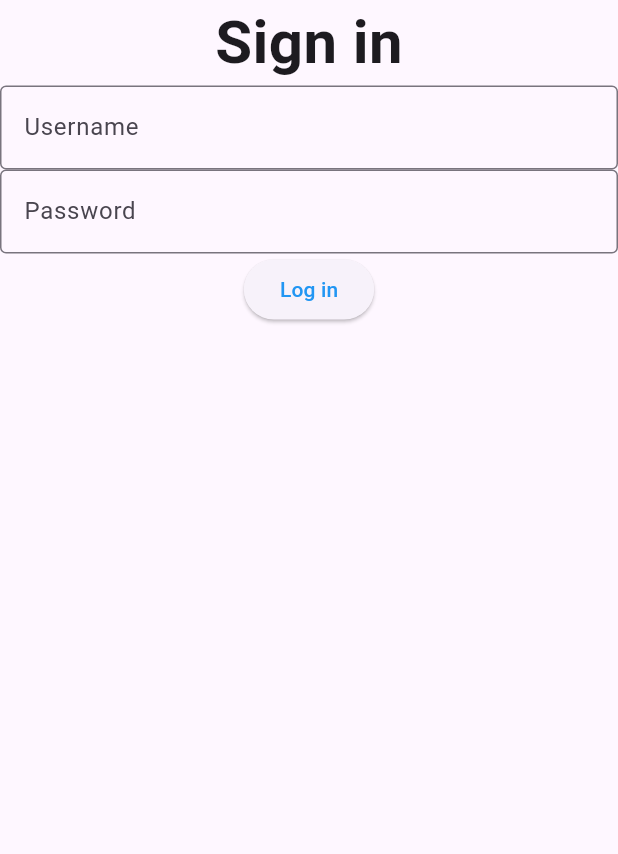
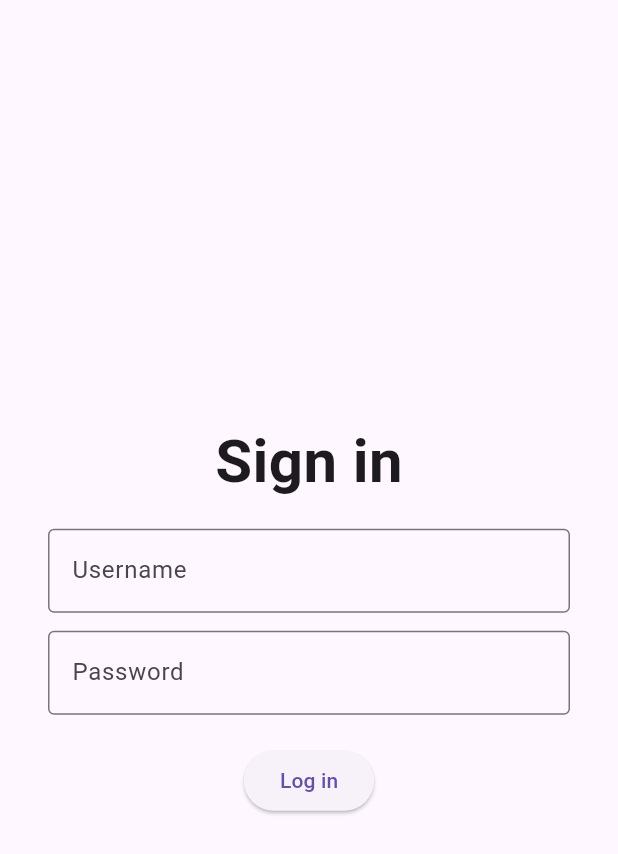
Before and after one commit to AlvinShaoPortfolio/Crivanta, a Flutter app: the screen it shows after launch, on a phone screen of 412 x 824 dp. Shown: the top 854 px of the screen. Run offline on Flutter 3.47's test engine with Material 3 defaults, Android fonts, the phone set to English and light mode, and no system bars; our stand-ins replace firebase_core; accounts and stored records are empty.

Commit message:
Seperated the screens into different files and fixes errors with firebase + made login slightly cleaner

```diff
--- /dev/null
+++ b/lib/LoginScreen.dart
@@ -0,0 +1,52 @@
+import 'package:flutter/material.dart';
+import 'profileCreation.dart';
+
+class LoginScreen extends StatelessWidget {
+  const LoginScreen({super.key});
+
+  @override
+  Widget build(BuildContext context) {
+    return Scaffold(
+      body: Center(
+        child: Column(
+          mainAxisAlignment: MainAxisAlignment.start,
+          crossAxisAlignment: CrossAxisAlignment.center,
+          mainAxisSize: MainAxisSize.min,
+          children: [
+            const Text('Sign in', style: TextStyle(fontSize: 40, fontWeight: FontWeight.bold)),
+            const SizedBox(height: 16),
+            const Padding(
+              padding: EdgeInsets.symmetric(horizontal: 32),
+              child: TextField(
+                decoration: InputDecoration(
+                  border: OutlineInputBorder(),
+                  hintText: 'Username',
+                ),
+              ),
+            ),
+            const SizedBox(height: 12),
+            const Padding(
+              padding: EdgeInsets.symmetric(horizontal: 32),
+              child: TextField(
+                decoration: InputDecoration(
+                  border: OutlineInputBorder(),
+                  hintText: 'Password',
+                ),
+              ),
+            ),
+            const SizedBox(height: 20),
+            ElevatedButton(
+              onPressed: () {
+                Navigator.push(
+                  context,
+                  MaterialPageRoute(builder: (context) => const ProfileCreationScreen()),
+                );
+              },
+              child: const Text('Log in'),
+            )
+          ],
+        ),
+      ),
+    );
+  }
+}
--- /dev/null
+++ b/lib/WelcomeScreen.dart
@@ -0,0 +1,48 @@
+import 'package:flutter/material.dart';
+import 'LoginScreen.dart';
+
+class WelcomeScreen extends StatefulWidget {
+  const WelcomeScreen({super.key});
+
+  @override
+  State<WelcomeScreen> createState() => _WelcomeScreenState();
+}
+
+class _WelcomeScreenState extends State<WelcomeScreen> {
+  bool showWelcome = true;
+
+  @override
+  void initState() {
+    super.initState();
+    Future.delayed(const Duration(seconds: 2), () {
+      setState(() {
+        showWelcome = false;
+      });
+    });
+    Future.delayed(const Duration(seconds: 4), () {
+      Navigator.pushReplacement(
+        context,
+        MaterialPageRoute(builder: (context) => const LoginScreen()),
+      );
+    });
+  }
+
+  @override
+  Widget build(BuildContext context) {
+    return Scaffold(
+      body: AnimatedOpacity(
+        opacity: showWelcome ? 1.0 : 0.0,
+        duration: const Duration(seconds: 2),
+        child: Center(
+          child: Column(
+            mainAxisAlignment: MainAxisAlignment.center,
+            children: const [
+              Text("Crivanta", style: TextStyle(fontSize: 80, fontWeight: FontWeight.bold)),
+              Text("Discover your dream self", style: TextStyle(fontSize: 30, fontWeight: FontWeight.bold)),
+            ],
+          ),
+        ),
+      ),
+    );
+  }
+}
--- a/lib/main.dart
+++ b/lib/main.dart
@@ -1,110 +1,18 @@
 import 'package:flutter/material.dart';
-import 'package:crivanta/profileCreation.dart';
-import 'package:firebase_core/firebase_core.dart';
-import 'firebase_options.dart';
+import 'WelcomeScreen.dart';
 
-
-void main() async {
-  WidgetsFlutterBinding.ensureInitialized();
-  await Firebase.initializeApp(
-    options: DefaultFirebaseOptions.currentPlatform,
-  );
+void main() {
   runApp(const MyApp());
 }
 
-
-class MyApp extends StatelessWidget{
+class MyApp extends StatelessWidget {
   const MyApp({super.key});
 
-
   @override
-  Widget build(BuildContext context){
+  Widget build(BuildContext context) {
     return const MaterialApp(
+      debugShowCheckedModeBanner: false,
       home: WelcomeScreen(),
     );
   }
 }
-
-
-class WelcomeScreen extends StatefulWidget {
-  const WelcomeScreen({super.key});
-
-
-  @override
-  State<WelcomeScreen> createState() => _WelcomeScreen();
-}
-
-
-class _WelcomeScreen extends State<WelcomeScreen>{
-  bool showWelcome = true;
-  bool showLogin = false;
-
-
-  @override
-  void initState() {
-    super.initState();
-    Future.delayed(const Duration(seconds: 2), () {
-      setState(() {
-        showWelcome = false;
-      });
-    });
-    Future.delayed(const Duration(seconds: 4), () {
-      setState(() {
-        showLogin = true;
-      });
-    });
-  }
-
-
-  @override
-  Widget build(BuildContext context) {
-    return Scaffold(
-        body: Stack(
-            children:[
-              AnimatedOpacity(
-                  opacity: showWelcome? 1.0 : 0.0,
-                  duration: const Duration(seconds: 2),
-                  child: Center(
-                      child: Column(
-                          mainAxisAlignment: MainAxisAlignment.center,
-                          crossAxisAlignment: CrossAxisAlignment.center,
-                          children: const[
-                            Text(("Crivanta"), style: TextStyle(fontSize: 80, fontWeight: FontWeight.bold),),
-                            Text(("Discover your dream self"), style: TextStyle(fontSize: 30, fontWeight: FontWeight.bold),)
-                          ]
-                      )
-                  )
-              ),
-              AnimatedOpacity(
-                  opacity: showLogin? 1.0 : 0,
-                  duration: const Duration(seconds: 1),
-                  child: Center(
-                      child: Column(
-                        mainAxisAlignment: MainAxisAlignment.start,
-                        crossAxisAlignment: CrossAxisAlignment.center,
-                        //implement login later
-                        children: [
-                          Text(('Sign in'), style: TextStyle(fontSize: 40, fontWeight: FontWeight.bold)),
-                          TextField(decoration: InputDecoration(border: OutlineInputBorder(), hintText: 'Username',),),
-                          TextField(decoration: InputDecoration(border: OutlineInputBorder(), hintText: 'Password',),),
-                          ElevatedButton(
-                            style: ElevatedButton.styleFrom(
-                              foregroundColor: Colors.blue,
-                            ),
-                            onPressed: () {
-                              Navigator.push(
-                                context,
-                                MaterialPageRoute(builder: (context) => const ProfileCreationScreen()),
-                              );
-                            },
-                            child: Text('Log in'),
-                          )
-                        ],
-                      )
-                  )
-              )
-            ]
-        )
-    );
-  }
-}
--- a/lib/profileCreation.dart
+++ b/lib/profileCreation.dart
@@ -45,7 +45,6 @@ class _CharacterContainer extends State<CharacterContainer>{
 
   @override
   Widget build(BuildContext context) {
-
     return Stack(
         children: [
           SkillsIcon(name: "Mind", showSkills: showSkills, myColor: Colors.blue, xCoord: .8, yCoord: -0.15),
--- a/pubspec.yaml
+++ b/pubspec.yaml
@@ -35,6 +35,7 @@ dependencies:
   # Use with the CupertinoIcons class for iOS style icons.
   cupertino_icons: ^1.0.8
   firebase_core: ^3.13.1
+  firebase_auth: ^5.5.4
 
 dev_dependencies:
   flutter_test:
```
Also changed, not shown: pubspec.lock, 1 other file.
